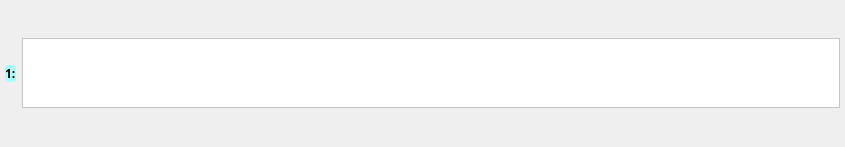
First picture: the form in uifile/logwidget.ui, repository Meihongtao/GUI, before the edit.
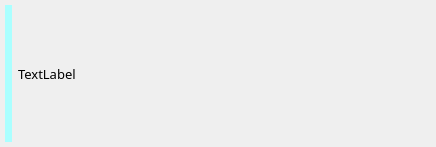
Second picture: the form after the edit.

```diff
--- a/uifile/logwidget.ui
+++ b/uifile/logwidget.ui
@@ -6,7 +6,7 @@
    <rect>
     <x>0</x>
     <y>0</y>
-    <width>845</width>
+    <width>436</width>
     <height>147</height>
    </rect>
   </property>
@@ -51,7 +51,7 @@
        <item>
         <widget class="QLabel" name="label">
          <property name="sizePolicy">
-          <sizepolicy hsizetype="Preferred" vsizetype="Fixed">
+          <sizepolicy hsizetype="Preferred" vsizetype="Preferred">
            <horstretch>0</horstretch>
            <verstretch>0</verstretch>
           </sizepolicy>
@@ -65,18 +65,10 @@
           </font>
          </property>
          <property name="styleSheet">
-          <string notr="true">QLabel{
-background-color:rgb(170, 255, 255);
-border-solid:2px;
+          <string notr="true">background-color:rgb(170, 255, 255);
 
-border-radius:3px;
-}</string>
-         </property>
-         <property name="frameShape">
-          <enum>QFrame::Panel</enum>
-         </property>
-         <property name="frameShadow">
-          <enum>QFrame::Plain</enum>
+
+</string>
          </property>
          <property name="lineWidth">
           <number>1</number>
@@ -85,7 +77,7 @@
           <number>0</number>
          </property>
          <property name="text">
-          <string>1:</string>
+          <string>  </string>
          </property>
         </widget>
        </item>
@@ -97,39 +89,21 @@
         <enum>QLayout::SetFixedSize</enum>
        </property>
        <item>
-        <widget class="QTextEdit" name="textEdit">
+        <widget class="QLabel" name="content">
          <property name="sizePolicy">
-          <sizepolicy hsizetype="Expanding" vsizetype="Fixed">
+          <sizepolicy hsizetype="Expanding" vsizetype="Preferred">
            <horstretch>0</horstretch>
            <verstretch>0</verstretch>
           </sizepolicy>
          </property>
-         <property name="styleSheet">
-          <string notr="true">QTextEdit{
-background-color:white;
-}</string>
+         <property name="font">
+          <font>
+           <family>幼圆</family>
+           <pointsize>10</pointsize>
+          </font>
          </property>
-         <property name="lineWidth">
-          <number>1</number>
-         </property>
-         <property name="verticalScrollBarPolicy">
-          <enum>Qt::ScrollBarAlwaysOff</enum>
-         </property>
-         <property name="horizontalScrollBarPolicy">
-          <enum>Qt::ScrollBarAlwaysOff</enum>
-         </property>
-         <property name="sizeAdjustPolicy">
-          <enum>QAbstractScrollArea::AdjustToContents</enum>
-         </property>
-         <property name="markdown">
-          <string/>
-         </property>
-         <property name="html">
-          <string>&lt;!DOCTYPE HTML PUBLIC &quot;-//W3C//DTD HTML 4.0//EN&quot; &quot;http://www.w3.org/TR/REC-html40/strict.dtd&quot;&gt;
-&lt;html&gt;&lt;head&gt;&lt;meta name=&quot;qrichtext&quot; content=&quot;1&quot; /&gt;&lt;style type=&quot;text/css&quot;&gt;
-p, li { white-space: pre-wrap; }
-&lt;/style&gt;&lt;/head&gt;&lt;body style=&quot; font-family:'SimSun'; font-size:9pt; font-weight:400; font-style:normal;&quot;&gt;
-&lt;p style=&quot;-qt-paragraph-type:empty; margin-top:0px; margin-bottom:0px; margin-left:0px; margin-right:0px; -qt-block-indent:0; text-indent:0px;&quot;&gt;&lt;br /&gt;&lt;/p&gt;&lt;/body&gt;&lt;/html&gt;</string>
+         <property name="text">
+          <string>TextLabel</string>
          </property>
         </widget>
        </item>
```
Left out of the diff: 2 changed lines with no effect on the pictures.
